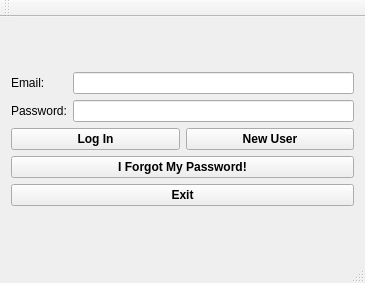
Old version of the form mainwindow.ui in the repository ckhajavi/MI5.
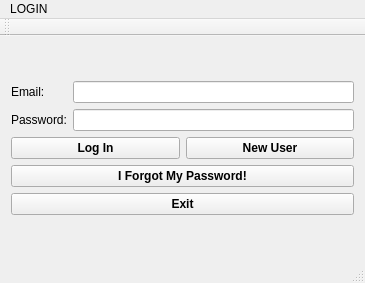
New version of the form.

Commit message: changed the titles of the windows

```diff
--- a/mainwindow.ui
+++ b/mainwindow.ui
@@ -119,9 +119,15 @@
      <x>0</x>
      <y>0</y>
      <width>365</width>
-     <height>21</height>
+     <height>22</height>
     </rect>
    </property>
+   <widget class="QMenu" name="menuLOGIN">
+    <property name="title">
+     <string>LOGIN </string>
+    </property>
+   </widget>
+   <addaction name="menuLOGIN"/>
   </widget>
   <widget class="QToolBar" name="mainToolBar">
    <attribute name="toolBarArea">
```
Left out of the diff: 5 changed lines with no effect on the pictures. The commit also changes 5 other files.
